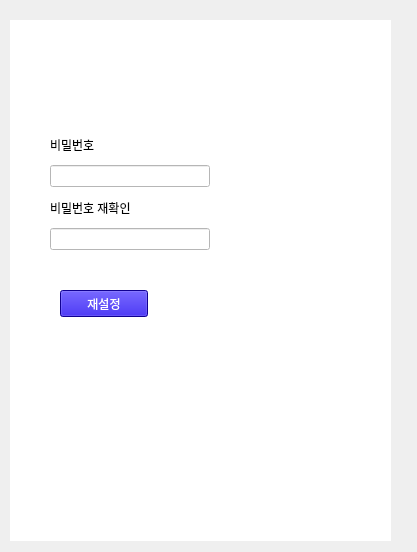
Above: client/ui/auth.ui from addinedu-ros-8th/deeplearning-repo-1 before the change. Below: the same form after it.
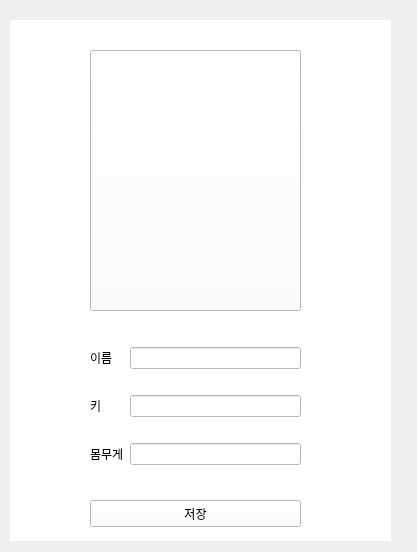
That is the form after the change. The open tabs and pages were chosen to show the change.

```diff
--- a/client/ui/auth.ui
+++ b/client/ui/auth.ui
@@ -211,52 +211,6 @@
       </item>
      </layout>
     </widget>
-    <widget class="QLabel" name="label_8">
-     <property name="geometry">
-      <rect>
-       <x>30</x>
-       <y>390</y>
-       <width>66</width>
-       <height>19</height>
-      </rect>
-     </property>
-     <property name="text">
-      <string>키</string>
-     </property>
-    </widget>
-    <widget class="QLabel" name="label_9">
-     <property name="geometry">
-      <rect>
-       <x>180</x>
-       <y>390</y>
-       <width>66</width>
-       <height>19</height>
-      </rect>
-     </property>
-     <property name="text">
-      <string>몸무게</string>
-     </property>
-    </widget>
-    <widget class="QLineEdit" name="lineEdit_8">
-     <property name="geometry">
-      <rect>
-       <x>30</x>
-       <y>420</y>
-       <width>100</width>
-       <height>27</height>
-      </rect>
-     </property>
-    </widget>
-    <widget class="QLineEdit" name="lineEdit_9">
-     <property name="geometry">
-      <rect>
-       <x>180</x>
-       <y>420</y>
-       <width>100</width>
-       <height>27</height>
-      </rect>
-     </property>
-    </widget>
     <widget class="QPushButton" name="register_complete_btn">
      <property name="geometry">
       <rect>
@@ -438,6 +392,76 @@
      </property>
     </widget>
    </widget>
+   <widget class="QWidget" name="add_profile_page">
+    <widget class="QPushButton" name="btn_select_profile_img">
+     <property name="geometry">
+      <rect>
+       <x>80</x>
+       <y>30</y>
+       <width>211</width>
+       <height>261</height>
+      </rect>
+     </property>
+     <property name="text">
+      <string/>
+     </property>
+    </widget>
+    <widget class="QWidget" name="gridLayoutWidget">
+     <property name="geometry">
+      <rect>
+       <x>80</x>
+       <y>307</y>
+       <width>211</width>
+       <height>161</height>
+      </rect>
+     </property>
+     <layout class="QGridLayout" name="gridLayout">
+      <item row="0" column="1">
+       <widget class="QLineEdit" name="lineEdit"/>
+      </item>
+      <item row="0" column="0">
+       <widget class="QLabel" name="label_8">
+        <property name="text">
+         <string>이름</string>
+        </property>
+       </widget>
+      </item>
+      <item row="1" column="1">
+       <widget class="QLineEdit" name="lineEdit_2"/>
+      </item>
+      <item row="1" column="0">
+       <widget class="QLabel" name="label_9">
+        <property name="text">
+         <string>키</string>
+        </property>
+       </widget>
+      </item>
+      <item row="2" column="1">
+       <widget class="QLineEdit" name="lineEdit_8"/>
+      </item>
+      <item row="2" column="0">
+       <widget class="QLabel" name="label_17">
+        <property name="text">
+         <string>몸무게</string>
+        </property>
+       </widget>
+      </item>
+     </layout>
+    </widget>
+    <widget class="QPushButton" name="btn_profile_save">
+     <property name="geometry">
+      <rect>
+       <x>80</x>
+       <y>480</y>
+       <width>211</width>
+       <height>27</height>
+      </rect>
+     </property>
+     <property name="text">
+      <string>저장</string>
+     </property>
+    </widget>
+   </widget>
   </widget>
  </widget>
  <resources/>
```
Left out of the diff: 47 changed lines with no effect on the pictures.
